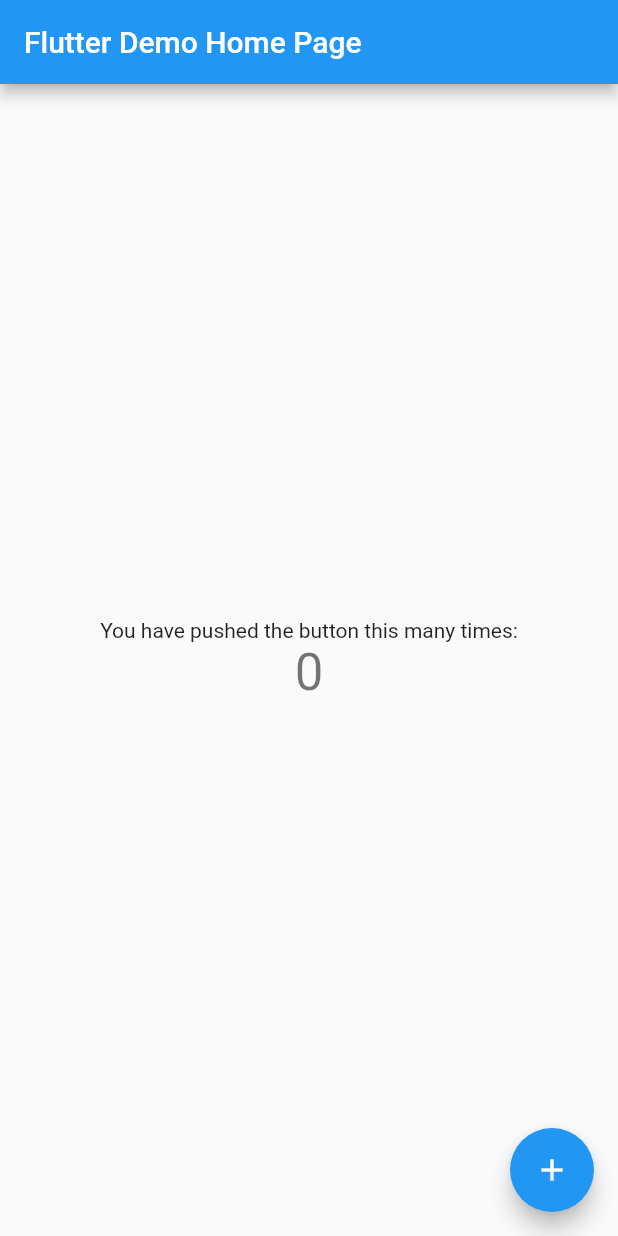
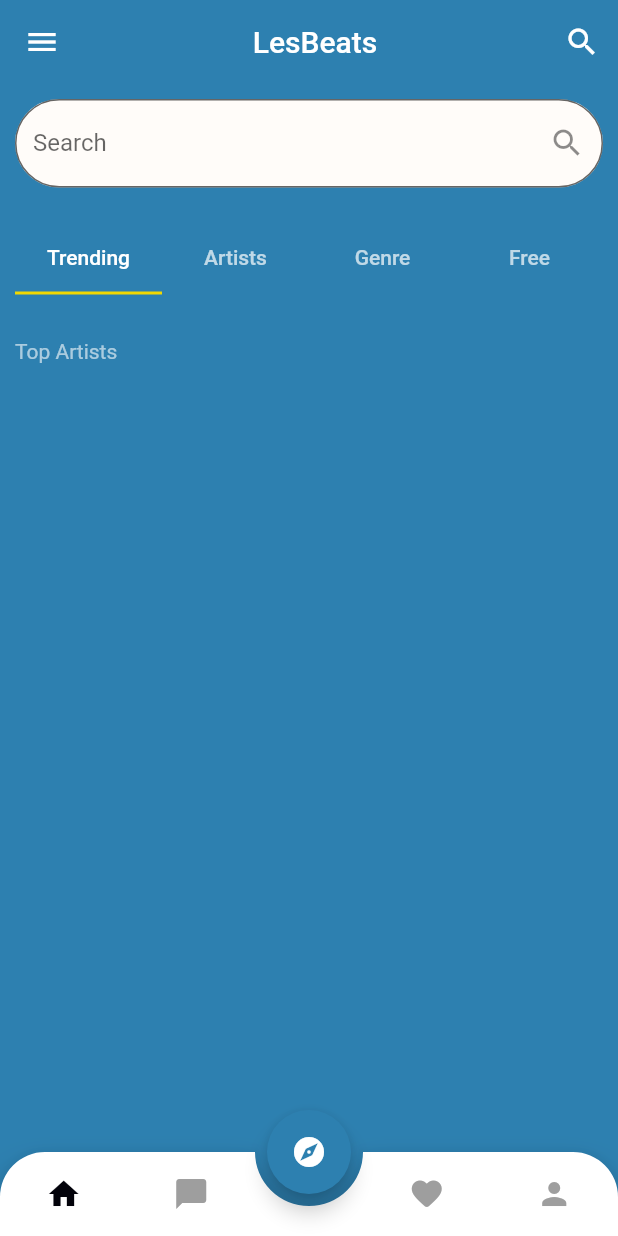
Before and after one commit to KNkoe/lesbeats-app, a Flutter app: the screen it shows after launch, on a phone screen of 412 x 824 dp. Run offline on Flutter 3.47's test engine with Material 2 defaults, Android fonts, the phone set to English and light mode, and no system bars; drawn by our look-alikes of animated_bottom_navigation_bar.

Commit message:
initial commit

```diff
--- a/lesbeats/lib/main.dart
+++ b/lesbeats/lib/main.dart
@@ -1,4 +1,6 @@
 import 'package:flutter/material.dart';
+import 'package:lesbeats/screens/home/home.dart';
+import 'package:lesbeats/widgets/theme.dart';
 
 void main() {
   runApp(const MyApp());
@@ -11,105 +13,10 @@
   @override
   Widget build(BuildContext context) {
     return MaterialApp(
+      debugShowCheckedModeBanner: false,
       title: 'Flutter Demo',
-      theme: ThemeData(
-        // This is the theme of your application.
-        //
-        // Try running your application with "flutter run". You'll see the
-        // application has a blue toolbar. Then, without quitting the app, try
-        // changing the primarySwatch below to Colors.green and then invoke
-        // "hot reload" (press "r" in the console where you ran "flutter run",
-        // or simply save your changes to "hot reload" in a Flutter IDE).
-        // Notice that the counter didn't reset back to zero; the application
-        // is not restarted.
-        primarySwatch: Colors.blue,
-      ),
-      home: const MyHomePage(title: 'Flutter Demo Home Page'),
+      theme: lightTheme,
+      home: const MyHomePage(),
     );
   }
 }
-
-class MyHomePage extends StatefulWidget {
-  const MyHomePage({super.key, required this.title});
-
-  // This widget is the home page of your application. It is stateful, meaning
-  // that it has a State object (defined below) that contains fields that affect
-  // how it looks.
-
-  // This class is the configuration for the state. It holds the values (in this
-  // case the title) provided by the parent (in this case the App widget) and
-  // used by the build method of the State. Fields in a Widget subclass are
-  // always marked "final".
-
-  final String title;
-
-  @override
-  State<MyHomePage> createState() => _MyHomePageState();
-}
-
-class _MyHomePageState extends State<MyHomePage> {
-  int _counter = 0;
-
-  void _incrementCounter() {
-    setState(() {
-      // This call to setState tells the Flutter framework that something has
-      // changed in this State, which causes it to rerun the build method below
-      // so that the display can reflect the updated values. If we changed
-      // _counter without calling setState(), then the build method would not be
-      // called again, and so nothing would appear to happen.
-      _counter++;
-    });
-  }
-
-  @override
-  Widget build(BuildContext context) {
-    // This method is rerun every time setState is called, for instance as done
-    // by the _incrementCounter method above.
-    //
-    // The Flutter framework has been optimized to make rerunning build methods
-    // fast, so that you can just rebuild anything that needs updating rather
-    // than having to individually change instances of widgets.
-    return Scaffold(
-      appBar: AppBar(
-        // Here we take the value from the MyHomePage object that was created by
-        // the App.build method, and use it to set our appbar title.
-        title: Text(widget.title),
-      ),
-      body: Center(
-        // Center is a layout widget. It takes a single child and positions it
-        // in the middle of the parent.
-        child: Column(
-          // Column is also a layout widget. It takes a list of children and
-          // arranges them vertically. By default, it sizes itself to fit its
-          // children horizontally, and tries to be as tall as its parent.
-          //
-          // Invoke "debug painting" (press "p" in the console, choose the
-          // "Toggle Debug Paint" action from the Flutter Inspector in Android
-          // Studio, or the "Toggle Debug Paint" command in Visual Studio Code)
-          // to see the wireframe for each widget.
-          //
-          // Column has various properties to control how it sizes itself and
-          // how it positions its children. Here we use mainAxisAlignment to
-          // center the children vertically; the main axis here is the vertical
-          // axis because Columns are vertical (the cross axis would be
-          // horizontal).
-          mainAxisAlignment: MainAxisAlignment.center,
-          children: <Widget>[
-            const Text(
-              'You have pushed the button this many times:',
-            ),
-            Text(
-              '$_counter',
-              style: Theme.of(context).textTheme.headline4,
-            ),
-          ],
-        ),
-      ),
-      floatingActionButton: FloatingActionButton(
-        onPressed: _incrementCounter,
-        tooltip: 'Increment',
-        child: const Icon(Icons.add),
-      ), // This trailing comma makes auto-formatting nicer for build methods.
-    );
-  }
-}
--- /dev/null
+++ b/lesbeats/lib/screens/home/home.dart
@@ -0,0 +1,105 @@
+import 'package:animated_bottom_navigation_bar/animated_bottom_navigation_bar.dart';
+import 'package:flutter/material.dart';
+import 'package:lesbeats/screens/home/widgets/dashboard/dashboard.dart';
+
+import 'widgets/drawer/list_tile.dart';
+
+class MyHomePage extends StatefulWidget {
+  const MyHomePage({super.key});
+
+  @override
+  State<MyHomePage> createState() => _MyHomePageState();
+}
+
+class _MyHomePageState extends State<MyHomePage> {
+  int selectedIndex = 0;
+  int selectedDrawerItem = 0;
+
+  Widget destination(index) {
+    switch (index) {
+      case 0:
+        return const MyDashBoard();
+      case 1:
+        return const Center(child: Text("Chat"));
+      case 2:
+        return const Center(child: Text("Favourites"));
+      case 3:
+        return const Center(child: Text("person"));
+      default:
+        return Container();
+    }
+  }
+
+  @override
+  Widget build(BuildContext context) {
+    return Scaffold(
+      backgroundColor: Theme.of(context).primaryColor,
+      appBar: AppBar(
+        elevation: 0,
+        backgroundColor: Colors.transparent,
+        centerTitle: true,
+        title: Row(
+          mainAxisAlignment: MainAxisAlignment.center,
+          children: const [
+            Text(
+              "Les",
+              style: TextStyle(),
+            ),
+            Text(
+              "Beats",
+              style: TextStyle(),
+            ),
+          ],
+        ),
+        actions: [IconButton(onPressed: () {}, icon: const Icon(Icons.search))],
+      ),
+      body: AnimatedSwitcher(
+          duration: const Duration(seconds: 1),
+          child: destination(selectedIndex)),
+      floatingActionButton: FloatingActionButton(
+        onPressed: () {},
+        child: const Icon(Icons.explore),
+      ),
+      drawer: Drawer(
+        backgroundColor: Theme.of(context).backgroundColor,
+        child: ListView(
+          children: [
+            const DrawerHeader(child: Text("Johnny")),
+            drawerListTile(
+              context,
+              icon: Icons.settings,
+              title: 'Settings',
+              onTap: () {},
+            ),
+            drawerListTile(
+              context,
+              icon: Icons.info,
+              title: 'About',
+              onTap: () {},
+            )
+          ],
+        ),
+      ),
+      floatingActionButtonLocation: FloatingActionButtonLocation.centerDocked,
+      bottomNavigationBar: AnimatedBottomNavigationBar(
+        icons: const [
+          Icons.home,
+          Icons.chat_bubble,
+          Icons.favorite_rounded,
+          Icons.person
+        ],
+        inactiveColor: Colors.grey,
+        activeColor:
+            Theme.of(context).bottomNavigationBarTheme.selectedItemColor,
+        activeIndex: selectedIndex,
+        gapLocation: GapLocation.center,
+        notchSmoothness: NotchSmoothness.smoothEdge,
+        leftCornerRadius: 30,
+        rightCornerRadius: 30,
+        onTap: (index) => setState(() {
+          selectedIndex = index;
+        }),
+      ),
+    );
+  }
+}
--- /dev/null
+++ b/lesbeats/lib/screens/home/widgets/dashboard/dashboard.dart
@@ -0,0 +1,76 @@
+import 'package:flutter/material.dart';
+import 'package:lesbeats/screens/home/widgets/dashboard/trending.dart';
+import 'package:lesbeats/widgets/responsive.dart';
+import 'package:lesbeats/widgets/theme.dart';
+
+class MyDashBoard extends StatefulWidget {
+  const MyDashBoard({super.key});
+
+  @override
+  State<MyDashBoard> createState() => _MyDashBoardState();
+}
+
+class _MyDashBoardState extends State<MyDashBoard> {
+  int selectedIndex = 0;
+
+  Widget selectedTab(int index) {
+    switch (index) {
+      case 0:
+        return const TrendingPage();
+      case 1:
+        return const Text("Artists");
+      case 2:
+        return const Text("Genre");
+      case 3:
+        return const Text("Free");
+      default:
+        return Container();
+    }
+  }
+
+  @override
+  Widget build(BuildContext context) {
+    return Container(
+      padding: const EdgeInsets.fromLTRB(10, 10, 10, 10),
+      child: Column(
+        children: [
+          SizedBox(
+            height: screenSize(context).height * 0.1,
+            child: TextField(
+              decoration: InputDecoration(
+                  label: const Text("Search"),
+                  fillColor: Theme.of(context).backgroundColor,
+                  filled: true,
+                  suffixIcon: const Icon(Icons.search),
+                  border: const OutlineInputBorder(
+                      borderRadius: BorderRadius.all(Radius.circular(30)))),
+            ),
+          ),
+          DefaultTabController(
+            length: 4,
+            child: TabBar(
+                onTap: (index) {
+                  setState(() {
+                    selectedIndex = index;
+                  });
+                },
+                indicatorColor: yellow,
+                tabs: const [
+                  Tab(
+                    child: Text("Trending"),
+                  ),
+                  Tab(child: Text("Artists")),
+                  Tab(
+                    child: Text("Genre"),
+                  ),
+                  Tab(
+                    child: Text("Free"),
+                  )
+                ]),
+          ),
+          selectedTab(selectedIndex)
+        ],
+      ),
+    );
+  }
+}
--- /dev/null
+++ b/lesbeats/lib/screens/home/widgets/dashboard/trending.dart
@@ -0,0 +1,38 @@
+import 'package:flutter/material.dart';
+import 'package:lesbeats/widgets/responsive.dart';
+
+class TrendingPage extends StatefulWidget {
+  const TrendingPage({super.key});
+
+  @override
+  State<TrendingPage> createState() => _TrendingPageState();
+}
+
+class _TrendingPageState extends State<TrendingPage> {
+  @override
+  Widget build(BuildContext context) {
+    return Container(
+      padding: const EdgeInsets.only(top: 30),
+      child: Column(
+        children: [
+          Column(
+            crossAxisAlignment: CrossAxisAlignment.start,
+            children: [
+              const Text(
+                "Top Artists",
+                style: TextStyle(color: Colors.white60),
+              ),
+              SizedBox(
+                height: screenSize(context).height * 0.1,
+                child: ListView(
+                  scrollDirection: Axis.horizontal,
+                  children: [],
+                ),
+              ),
+            ],
+          )
+        ],
+      ),
+    );
+  }
+}
--- /dev/null
+++ b/lesbeats/lib/screens/home/widgets/drawer/list_tile.dart
@@ -0,0 +1,27 @@
+import 'package:flutter/material.dart';
+import 'package:lesbeats/widgets/theme.dart';
+
+Widget drawerListTile(
+  BuildContext context, {
+  required IconData icon,
+  required String title,
+  required Function()? onTap,
+}) {
+  return Padding(
+    padding: const EdgeInsets.symmetric(vertical: 4, horizontal: 14),
+    child: ListTile(
+      shape: const RoundedRectangleBorder(
+          borderRadius: BorderRadius.all(Radius.circular(20))),
+      leading: Icon(
+        icon,
+        color: background,
+      ),
+      selectedColor: Colors.white,
+      selectedTileColor: background,
+      onTap: onTap,
+      title: Text(
+        title,
+      ),
+    ),
+  );
+}
--- /dev/null
+++ b/lesbeats/lib/widgets/responsive.dart
@@ -0,0 +1,5 @@
+import 'package:flutter/material.dart';
+
+Size screenSize(BuildContext context) {
+  return MediaQuery.of(context).size;
+}
--- /dev/null
+++ b/lesbeats/lib/widgets/theme.dart
@@ -0,0 +1,18 @@
+import 'package:flutter/material.dart';
+
+const Color starCommandblue = Color(0xff2D80B0);
+const Color grey = Color(0xffCBCBCB);
+const Color yellow = Color(0xffF1D801);
+const Color babypowder = Color(0xffFFFCF9);
+const Color black = Color(0xff141414);
+const Color background = Color(0xff02020A);
+const Color coquilicot = Color(0xffFC440F);
+const Color malachite = Color(0xff09E85E);
+
+ThemeData lightTheme = ThemeData(
+    bottomNavigationBarTheme:
+        const BottomNavigationBarThemeData(selectedItemColor: background),
+    floatingActionButtonTheme:
+        const FloatingActionButtonThemeData(backgroundColor: starCommandblue),
+    primaryColor: starCommandblue,
+    backgroundColor: babypowder);
--- a/lesbeats/pubspec.yaml
+++ b/lesbeats/pubspec.yaml
@@ -36,6 +36,8 @@
   # The following adds the Cupertino Icons font to your application.
   # Use with the CupertinoIcons class for iOS style icons.
   cupertino_icons: ^1.0.2
+  animated_bottom_navigation_bar: ^1.1.0
+  google_fonts: ^3.0.1
 
 dev_dependencies:
   flutter_test:
```
Also changed, not shown: lesbeats/pubspec.lock, 1 other file.
